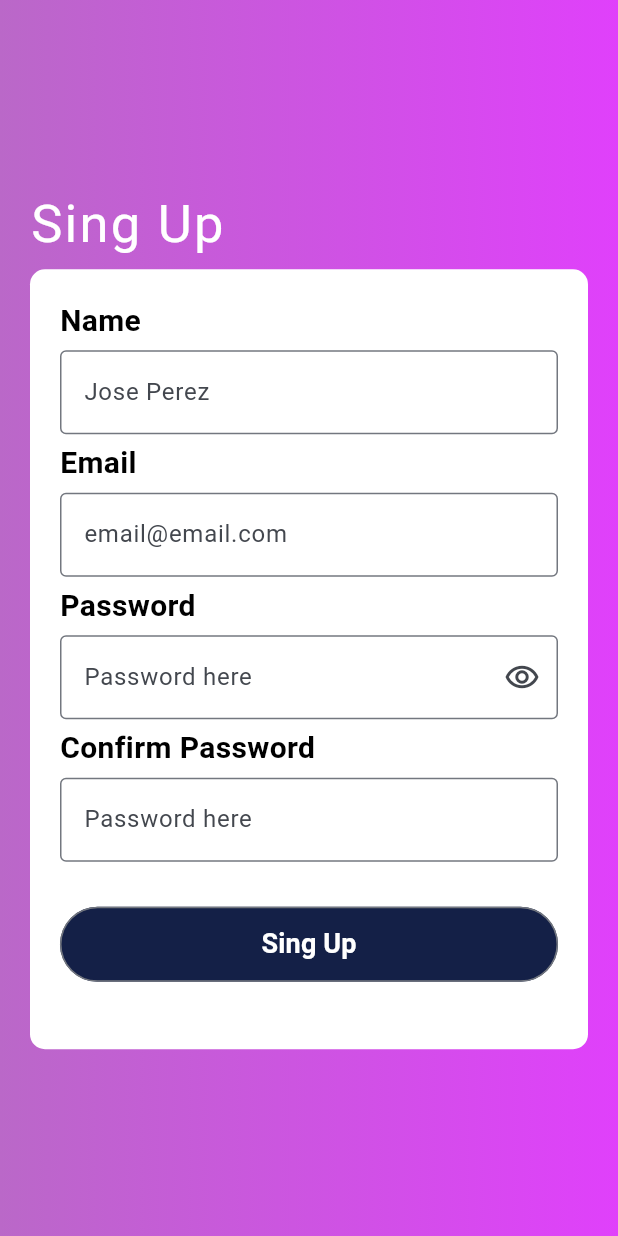
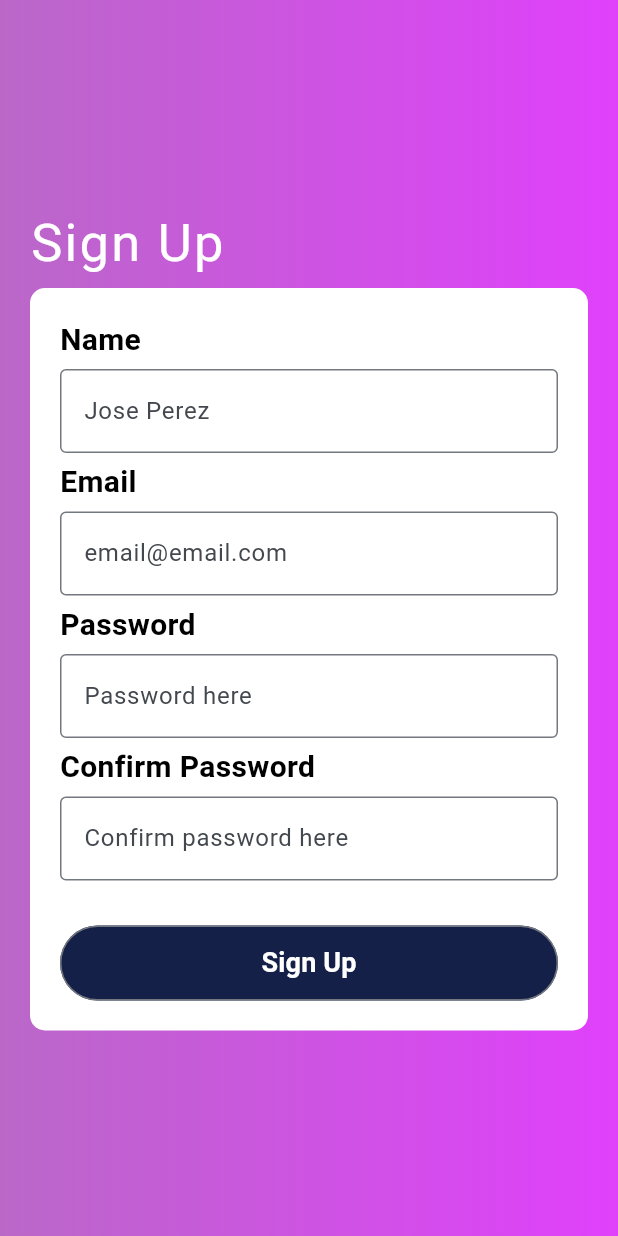
Before and after one commit to Andrex2605/tinder_videogames_app, a Flutter app: the RegisterScreen screen opened by its route, on a phone screen of 412 x 824 dp. Run offline on Flutter 3.47's test engine with Material 3 defaults, Android fonts, the light colour scheme and no system bars; our stand-ins replace animate_do, dio, flutter_riverpod, fluttertoast; network calls fail.

Commit message:
Si se puede

```diff
--- a/lib/domain/datasource/game_datasources.dart
+++ b/lib/domain/datasource/game_datasources.dart
@@ -7,4 +7,5 @@ abstract class GameDatasource {
   Future<List<Game>> getGame(List<int> id);
 
 
+
 }
--- a/lib/presentation/Screens/register_screen.dart
+++ b/lib/presentation/Screens/register_screen.dart
@@ -1,4 +1,5 @@
-import "package:flutter/material.dart";
+import 'package:flutter/material.dart';
+import 'package:dio/dio.dart';
 
 class RegisterScreen extends StatefulWidget {
   const RegisterScreen({super.key});
@@ -8,101 +9,151 @@ class RegisterScreen extends StatefulWidget {
 }
 
 class _RegisterScreenState extends State<RegisterScreen> {
-  @override
-  Widget build(BuildContext context) {
-    return const Scaffold(
-      body: Stack(
-        children: [
-          Fondo(),
-          Contenido()],
-      )
+  final TextEditingController _nameController = TextEditingController();
+  final TextEditingController _emailController = TextEditingController();
+  final TextEditingController _passwordController = TextEditingController();
+  final TextEditingController _confirmPasswordController =
+      TextEditingController();
+
+  final dio = Dio();
+
+  void _signUp() async {
+    String name = _nameController.text;
+    String email = _emailController.text;
+    String password = _passwordController.text;
+    String confirmPassword = _confirmPasswordController.text;
+
+    // Validar que las contraseñas coincidan
+    if (password != confirmPassword) {
+      // Manejar el error de contraseñas no coincidentes
+      print('Las contraseñas no coinciden');
+      return;
+    }
+
+    try {
+      // Realizar la solicitud POST al backend
+      final response = await dio.post(
+        'https://192.168.1.101:3000/users/register',
+        queryParameters: {
+          'email': email,
+          'fullName': name,
+          'password': password,
+        },
       );
+
+      // Verificar la respuesta del backend
+      if (response.statusCode == 200) {
+        // Éxito: el usuario se registró correctamente
+        // Puedes manejar la respuesta del backend aquí
+        print('Registro exitoso');
+        Navigator.pushNamed(context,'/initial');
+      } else {
+        // Error: no se pudo completar el registro
+        // Puedes manejar el error aquí
+        print('Error al registrar');
+      }
+    } catch (e) {
+      // Error al realizar la solicitud HTTP
+      print('Error: $e');
     }
   }
 
-class Contenido extends StatefulWidget {
-  const Contenido({super.key});
-
-  @override
-  State<Contenido> createState() => _ContenidoState();
-}
-
-class _ContenidoState extends State<Contenido> {
   @override
   Widget build(BuildContext context) {
-    return const Padding(
-      padding: EdgeInsets.symmetric(horizontal: 20),
+    return Scaffold(
+      body: Stack(
+        children: [
+          const Fondo(),
+          Padding(
+            padding: const EdgeInsets.symmetric(horizontal: 20),
             child: Column(
               mainAxisAlignment: MainAxisAlignment.center,
               crossAxisAlignment: CrossAxisAlignment.start,
               children: [
-          Text(
-            'Sing Up',
+                const Text(
+                  'Sign Up',
                   style: TextStyle(
                     color: Colors.white,
                     fontSize: 35,
-              letterSpacing: 1.5
+                    letterSpacing: 1.5,
                   ),
                 ),
-          SizedBox(height: 5),
-          Datos(),
+                const SizedBox(height: 5),
+                Datos(
+                  nameController: _nameController,
+                  emailController: _emailController,
+                  passwordController: _passwordController,
+                  confirmPasswordController: _confirmPasswordController,
+                  onPressed: _signUp,
+                ),
+              ],
+            ),
+          ),
         ],
       ),
     );
   }
 }
 
-class Datos extends StatefulWidget {
-  const Datos({super.key});
+class Datos extends StatelessWidget {
+  final TextEditingController nameController;
+  final TextEditingController emailController;
+  final TextEditingController passwordController;
+  final TextEditingController confirmPasswordController;
+  final VoidCallback onPressed;
 
-  @override
-  State<Datos> createState() => _DatosState();
-}
+  const Datos({
+    super.key,
+    required this.nameController,
+    required this.emailController,
+    required this.passwordController,
+    required this.confirmPasswordController,
+    required this.onPressed,
+  });
 
-class _DatosState extends State<Datos> {
-  bool obs=true;
   @override
   Widget build(BuildContext context) {
     return Container(
       padding: const EdgeInsets.all(20),
       decoration: BoxDecoration(
         borderRadius: BorderRadius.circular(10),
-        color: Colors.white
+        color: Colors.white,
       ),
-      child:  Column(
+      child: Column(
         crossAxisAlignment: CrossAxisAlignment.start,
         children: [
           const Text(
             'Name',
             style: TextStyle(
-              color:Colors.black,
+              color: Colors.black,
               fontWeight: FontWeight.bold,
-              fontSize: 20
+              fontSize: 20,
             ),
           ),
           const SizedBox(height: 5),
           TextFormField(
-            keyboardType: TextInputType.emailAddress,
+            controller: nameController,
             decoration: const InputDecoration(
               border: OutlineInputBorder(),
-              hintText: 'Jose Perez'
+              hintText: 'Jose Perez',
             ),
           ),
           const SizedBox(height: 5),
           const Text(
             'Email',
             style: TextStyle(
-              color:Colors.black,
+              color: Colors.black,
               fontWeight: FontWeight.bold,
-              fontSize: 20
+              fontSize: 20,
             ),
           ),
           const SizedBox(height: 5),
           TextFormField(
+            controller: emailController,
             keyboardType: TextInputType.emailAddress,
             decoration: const InputDecoration(
               border: OutlineInputBorder(),
-              hintText: 'email@email.com'
+              hintText: 'email@email.com',
             ),
           ),
           const SizedBox(height: 5),
@@ -111,23 +162,16 @@ class _DatosState extends State<Datos> {
             style: TextStyle(
               color: Colors.black,
               fontWeight: FontWeight.bold,
-              fontSize: 20
+              fontSize: 20,
             ),
           ),
           const SizedBox(height: 5),
           TextFormField(
-            obscureText: obs,
-            decoration: InputDecoration(
-              border: const OutlineInputBorder(),
+            controller: passwordController,
+            obscureText: true,
+            decoration: const InputDecoration(
+              border: OutlineInputBorder(),
               hintText: 'Password here',
-              suffixIcon: IconButton(
-                onPressed: (){
-                  setState(() {
-                    obs==true ? obs = true : obs = false;
-                  });
-                },
-                icon: const Icon(Icons.remove_red_eye_outlined)
-              )
             ),
           ),
           const SizedBox(height: 5),
@@ -136,86 +180,40 @@ class _DatosState extends State<Datos> {
             style: TextStyle(
               color: Colors.black,
               fontWeight: FontWeight.bold,
-              fontSize: 20
+              fontSize: 20,
             ),
           ),
           const SizedBox(height: 5),
           TextFormField(
-            obscureText: obs,
+            controller: confirmPasswordController,
+            obscureText: true,
             decoration: const InputDecoration(
               border: OutlineInputBorder(),
-              hintText: 'Password here',
+              hintText: 'Confirm password here',
             ),
           ),
-          const SizedBox(height: 30,),
-          const Buttons()
-        ],
-      ),
-    );
-  }
-}
-
-class Remember extends StatefulWidget {
-  const Remember({super.key});
-
-  @override
-  State<Remember> createState() => _RememberState();
-}
-
-class _RememberState extends State<Remember> {
-  bool valor = false;
-  @override
-  Widget build(BuildContext context) {
-    return Row(
-      children: [
-        Checkbox(
-          value:valor,
-          onChanged: (valor){
-            setState(() {
-              valor == false ? valor = true : valor =false;
-            });
-          },
-        ),
-        const Text('Remember me'),
-        const Spacer(flex: 1),
-        Expanded(
-          child: TextButton(onPressed: (){
-
-          },
-          child: const Text('Forgot password?')),
-        )
-      ],);
-  }
-}
-
-class Buttons extends StatelessWidget {
-  const Buttons({super.key});
-
-  @override
-  Widget build(BuildContext context) {
-    return Column(
-      children: [
+          const SizedBox(height: 30),
           SizedBox(
             width: double.infinity,
             height: 50,
             child: OutlinedButton(
-            onPressed: (){
-              Navigator.pushNamed(context, '/initial');
-            },
-            style: ButtonStyle( backgroundColor: MaterialStateProperty.all<Color>(const Color(0xff142047))),
+              onPressed: onPressed,
+              style: ButtonStyle(
+                backgroundColor:
+                    MaterialStateProperty.all<Color>(const Color(0xff142047)),
+              ),
               child: const Text(
-              'Sing Up',
+                'Sign Up',
                 style: TextStyle(
                   color: Colors.white,
                   fontWeight: FontWeight.bold,
-                fontSize: 18
+                  fontSize: 18,
                 ),
               ),
             ),
           ),
-        const SizedBox(height: 25,width: double.infinity,),
-
         ],
+      ),
     );
   }
 }
@@ -228,12 +226,12 @@ class Fondo extends StatelessWidget {
     return Container(
       decoration: BoxDecoration(
         gradient: LinearGradient(
-          colors:[
+          colors: [
             Colors.purpleAccent,
-            Colors.purple.shade300
+            Colors.purple.shade300,
           ],
           begin: Alignment.centerRight,
-          end: Alignment.centerLeft
+          end: Alignment.centerLeft,
         ),
       ),
     );
```
Also changed, not shown: lib/presentation/Screens/inicial_screen.dart (+27 -2 lines), lib/presentation/Screens/login_screen.dart (+124 -140 lines), lib/presentation/widgets/game_vertical_listview.dart (+62 -53 lines). Lines whose indentation alone changed are shown as unchanged.
